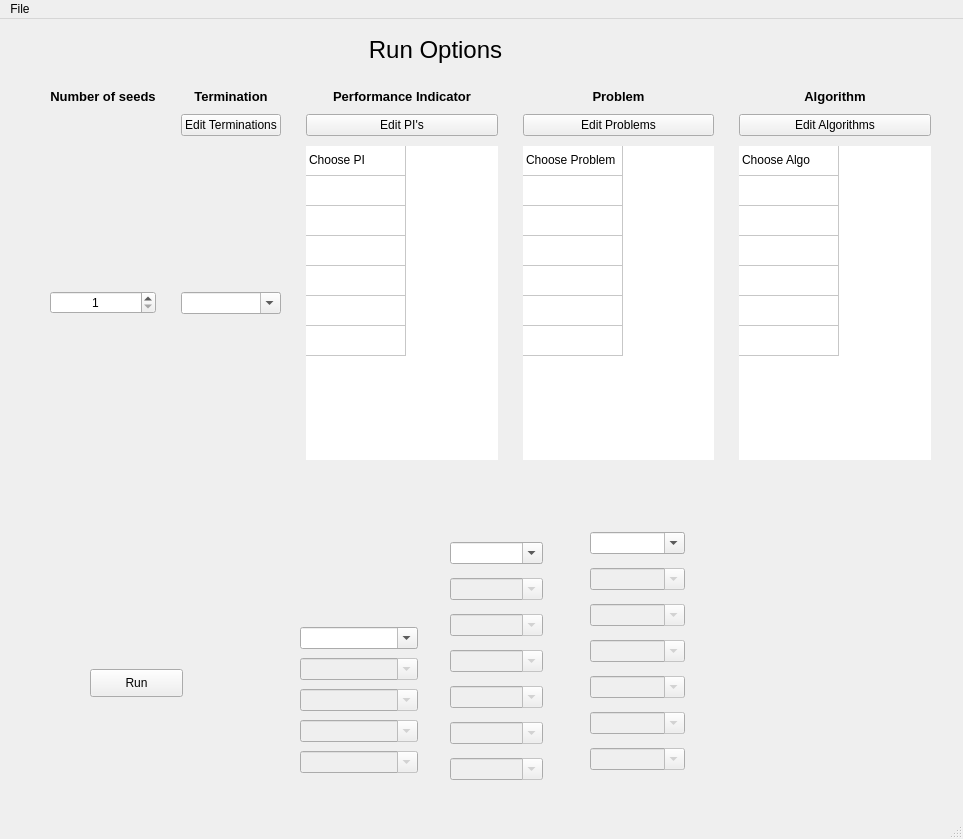
tomaslibanomonteiro/Thesis-code, file frontend/designer_main.ui: the form before one commit.
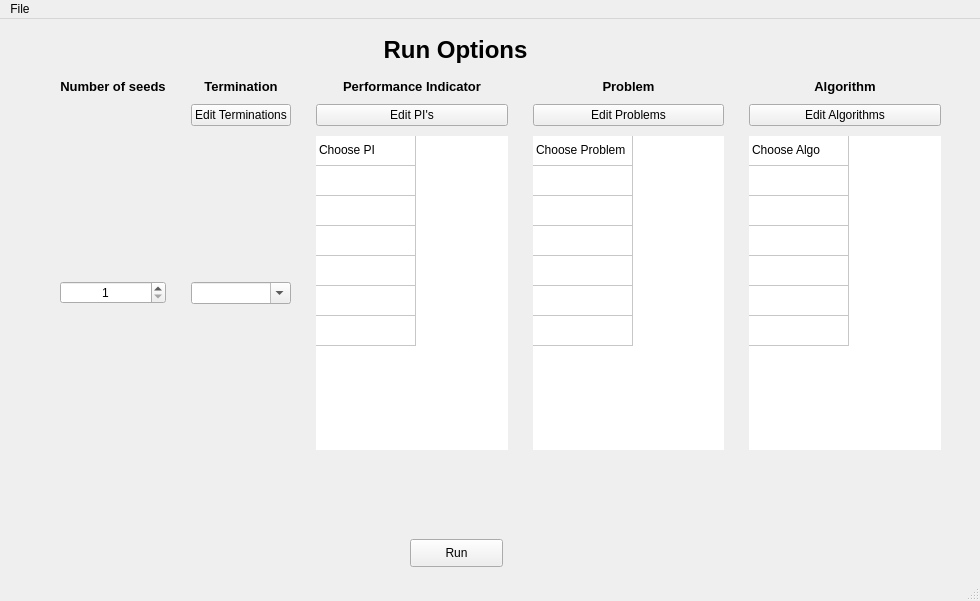
The form after the commit.

Commit message: edit windows open

Patch:
```diff
--- a/frontend/designer_main.ui
+++ b/frontend/designer_main.ui
@@ -6,8 +6,8 @@
    <rect>
     <x>0</x>
     <y>0</y>
-    <width>963</width>
-    <height>839</height>
+    <width>980</width>
+    <height>601</height>
    </rect>
   </property>
   <property name="windowTitle">
@@ -20,18 +20,26 @@
    <bool>false</bool>
   </property>
   <widget class="QWidget" name="centralwidget">
+   <property name="layoutDirection">
+    <enum>Qt::LeftToRight</enum>
+   </property>
+   <property name="autoFillBackground">
+    <bool>true</bool>
+   </property>
    <widget class="QLabel" name="label_6">
     <property name="geometry">
      <rect>
       <x>350</x>
       <y>10</y>
-      <width>171</width>
+      <width>211</width>
       <height>41</height>
      </rect>
     </property>
     <property name="font">
      <font>
       <pointsize>18</pointsize>
+      <weight>75</weight>
+      <bold>true</bold>
      </font>
     </property>
     <property name="text">
@@ -50,8 +58,8 @@
    <widget class="QPushButton" name="PushButton_Run">
     <property name="geometry">
      <rect>
-      <x>90</x>
-      <y>650</y>
+      <x>410</x>
+      <y>520</y>
       <width>93</width>
       <height>28</height>
      </rect>
@@ -63,13 +71,16 @@
    <widget class="QWidget" name="gridLayoutWidget">
     <property name="geometry">
      <rect>
-      <x>50</x>
-      <y>70</y>
+      <x>60</x>
+      <y>60</y>
       <width>881</width>
       <height>371</height>
      </rect>
     </property>
-    <layout class="QGridLayout" name="gridLayout" rowstretch="0,0,0,0">
+    <layout class="QGridLayout" name="gridLayout" rowstretch="0,0,0">
+     <property name="sizeConstraint">
+      <enum>QLayout::SetMinimumSize</enum>
+     </property>
      <property name="leftMargin">
       <number>0</number>
      </property>
@@ -102,26 +113,6 @@
        </property>
       </widget>
      </item>
-     <item row="0" column="2">
-      <widget class="QLabel" name="label_5">
-       <property name="font">
-        <font>
-         <pointsize>10</pointsize>
-         <weight>75</weight>
-         <bold>true</bold>
-        </font>
-       </property>
-       <property name="text">
-        <string>Performance Indicator</string>
-       </property>
-       <property name="alignment">
-        <set>Qt::AlignCenter</set>
-       </property>
-       <property name="wordWrap">
-        <bool>true</bool>
-       </property>
-      </widget>
-     </item>
      <item row="1" column="2">
       <widget class="QPushButton" name="pushButton_edit_pi">
        <property name="text">
@@ -179,20 +170,6 @@
        </property>
       </widget>
      </item>
-     <item row="1" column="1">
-      <widget class="QPushButton" name="pushButton_edit_term">
-       <property name="text">
-        <string>Edit Terminations</string>
-       </property>
-      </widget>
-     </item>
-     <item row="1" column="3">
-      <widget class="QPushButton" name="pushButton_edit_prob">
-       <property name="text">
-        <string>Edit Problems</string>
-       </property>
-      </widget>
-     </item>
      <item row="1" column="4">
       <widget class="QPushButton" name="pushButton_edit_algo">
        <property name="text">
@@ -200,34 +177,6 @@
        </property>
       </widget>
      </item>
-     <item row="2" column="1">
-      <widget class="QComboBox" name="comboBox_term">
-       <property name="editable">
-        <bool>true</bool>
-       </property>
-       <property name="currentText">
-        <string>choose </string>
-       </property>
-       <property name="currentIndex">
-        <number>-1</number>
-       </property>
-       <item>
-        <property name="text">
-         <string>ola</string>
-        </property>
-       </item>
-       <item>
-        <property name="text">
-         <string>ola2</string>
-        </property>
-       </item>
-       <item>
-        <property name="text">
-         <string>ola3</string>
-        </property>
-       </item>
-      </widget>
-     </item>
      <item row="2" column="2">
       <widget class="QTableWidget" name="tableWidget_run_pi">
        <property name="frameShape">
@@ -307,85 +256,48 @@
        </item>
       </widget>
      </item>
-     <item row="2" column="3">
-      <widget class="QTableWidget" name="tableWidget_run_prob">
-       <property name="frameShape">
-        <enum>QFrame::NoFrame</enum>
+     <item row="1" column="1">
+      <widget class="QPushButton" name="pushButton_edit_term">
+       <property name="text">
+        <string>Edit Terminations</string>
        </property>
-       <property name="frameShadow">
-        <enum>QFrame::Plain</enum>
+      </widget>
+     </item>
+     <item row="2" column="1">
+      <widget class="QComboBox" name="comboBox_term">
+       <property name="editable">
+        <bool>true</bool>
        </property>
-       <property name="lineWidth">
-        <number>0</number>
+       <property name="currentText">
+        <string/>
        </property>
-       <property name="midLineWidth">
-        <number>0</number>
+       <property name="currentIndex">
+        <number>-1</number>
        </property>
-       <property name="verticalScrollBarPolicy">
-        <enum>Qt::ScrollBarAlwaysOff</enum>
-       </property>
-       <property name="horizontalScrollBarPolicy">
-        <enum>Qt::ScrollBarAlwaysOff</enum>
-       </property>
-       <property name="sizeAdjustPolicy">
-        <enum>QAbstractScrollArea::AdjustToContents</enum>
-       </property>
-       <property name="wordWrap">
-        <bool>false</bool>
-       </property>
-       <attribute name="horizontalHeaderVisible">
-        <bool>false</bool>
-       </attribute>
-       <attribute name="verticalHeaderVisible">
-        <bool>false</bool>
-       </attribute>
-       <row>
+       <item>
         <property name="text">
-         <string>0</string>
+         <string>ola</string>
         </property>
-       </row>
-       <row>
+       </item>
+       <item>
         <property name="text">
-         <string>1</string>
+         <string>ola2</string>
         </property>
-       </row>
-       <row>
+       </item>
+       <item>
         <property name="text">
-         <string>2</string>
+         <string>ola3</string>
         </property>
-       </row>
-       <row>
-        <property name="text">
-         <string>3</string>
-        </property>
-       </row>
-       <row>
-        <property name="text">
-         <string>4</string>
-        </property>
-       </row>
-       <row>
-        <property name="text">
-         <string>5</string>
-        </property>
-       </row>
-       <row>
-        <property name="text">
-         <string>6</string>
-        </property>
-       </row>
-       <column>
-        <property name="text">
-         <string>0</string>
-        </property>
-       </column>
-       <item row="0" column="0">
-        <property name="text">
-         <string>Choose Problem</string>
-        </property>
        </item>
       </widget>
      </item>
+     <item row="1" column="3">
+      <widget class="QPushButton" name="pushButton_edit_prob">
+       <property name="text">
+        <string>Edit Problems</string>
+       </property>
+      </widget>
+     </item>
      <item row="2" column="4">
       <widget class="QTableWidget" name="tableWidget_run_algo">
        <property name="frameShape">
@@ -485,624 +397,103 @@
        </property>
       </widget>
      </item>
-    </layout>
-   </widget>
-   <widget class="QWidget" name="">
-    <property name="geometry">
-     <rect>
-      <x>300</x>
-      <y>600</y>
-      <width>118</width>
-      <height>162</height>
-     </rect>
-    </property>
-    <layout class="QVBoxLayout" name="verticalLayout_pi">
-     <property name="spacing">
-      <number>1</number>
-     </property>
-     <item>
-      <widget class="QComboBox" name="comboBox_pi1">
-       <property name="editable">
-        <bool>true</bool>
+     <item row="2" column="3">
+      <widget class="QTableWidget" name="tableWidget_run_prob">
+       <property name="frameShape">
+        <enum>QFrame::NoFrame</enum>
        </property>
-       <property name="currentText">
-        <string>choose </string>
+       <property name="frameShadow">
+        <enum>QFrame::Plain</enum>
        </property>
-       <property name="currentIndex">
-        <number>-1</number>
+       <property name="lineWidth">
+        <number>0</number>
        </property>
-       <item>
-        <property name="text">
-         <string>ola</string>
-        </property>
-       </item>
-       <item>
-        <property name="text">
-         <string>ola2</string>
-        </property>
-       </item>
-       <item>
-        <property name="text">
-         <string>ola3</string>
-        </property>
-       </item>
-      </widget>
-     </item>
-     <item>
-      <widget class="QComboBox" name="comboBox_pi2">
-       <property name="enabled">
-        <bool>false</bool>
+       <property name="midLineWidth">
+        <number>0</number>
        </property>
-       <property name="editable">
-        <bool>true</bool>
+       <property name="verticalScrollBarPolicy">
+        <enum>Qt::ScrollBarAlwaysOff</enum>
        </property>
-       <property name="currentText">
-        <string/>
+       <property name="horizontalScrollBarPolicy">
+        <enum>Qt::ScrollBarAlwaysOff</enum>
        </property>
-       <property name="currentIndex">
-        <number>-1</number>
+       <property name="sizeAdjustPolicy">
+        <enum>QAbstractScrollArea::AdjustToContents</enum>
        </property>
-       <item>
-        <property name="text">
-         <string>ola</string>
-        </property>
-       </item>
-       <item>
-        <property name="text">
-         <string>ola2</string>
-        </property>
-       </item>
-       <item>
-        <property name="text">
-         <string>ola3</string>
-        </property>
-       </item>
-      </widget>
-     </item>
-     <item>
-      <widget class="QComboBox" name="comboBox_pi3">
-       <property name="enabled">
+       <property name="wordWrap">
         <bool>false</bool>
        </property>
-       <property name="editable">
-        <bool>true</bool>
-       </property>
-       <property name="currentText">
-        <string/>
-       </property>
-       <property name="currentIndex">
-        <number>-1</number>
-       </property>
-       <item>
-        <property name="text">
-         <string>ola</string>
-        </property>
-       </item>
-       <item>
-        <property name="text">
-         <string>ola2</string>
-        </property>
-       </item>
-       <item>
-        <property name="text">
-         <string>ola3</string>
-        </property>
-       </item>
-      </widget>
-     </item>
-     <item>
-      <widget class="QComboBox" name="comboBox_pi4">
-       <property name="enabled">
+       <attribute name="horizontalHeaderVisible">
         <bool>false</bool>
-       </property>
-       <property name="editable">
-        <bool>true</bool>
-       </property>
-       <property name="currentText">
-        <string/>
-       </property>
-       <property name="currentIndex">
-        <number>-1</number>
-       </property>
-       <item>
-        <property name="text">
-         <string>ola</string>
-        </property>
-       </item>
-       <item>
-        <property name="text">
-         <string>ola2</string>
-        </property>
-       </item>
-       <item>
-        <property name="text">
-         <string>ola3</string>
-        </property>
-       </item>
-      </widget>
-     </item>
-     <item>
-      <widget class="QComboBox" name="comboBox_pi5">
-       <property name="enabled">
+       </attribute>
+       <attribute name="verticalHeaderVisible">
         <bool>false</bool>
-       </property>
-       <property name="editable">
-        <bool>true</bool>
-       </property>
-       <property name="currentText">
-        <string/>
-       </property>
-       <property name="currentIndex">
-        <number>-1</number>
-       </property>
-       <item>
+       </attribute>
+       <row>
         <property name="text">
-         <string>ola</string>
+         <string>0</string>
         </property>
-       </item>
-       <item>
+       </row>
+       <row>
         <property name="text">
-         <string>ola2</string>
+         <string>1</string>
         </property>
-       </item>
-       <item>
+       </row>
+       <row>
         <property name="text">
-         <string>ola3</string>
+         <string>2</string>
         </property>
-       </item>
-      </widget>
-     </item>
-    </layout>
-   </widget>
-   <widget class="QWidget" name="">
-    <property name="geometry">
-     <rect>
-      <x>450</x>
-      <y>510</y>
-      <width>93</width>
-      <height>269</height>
-     </rect>
-    </property>
-    <layout class="QVBoxLayout" name="verticalLayout_prob">
-     <property name="spacing">
-      <number>1</number>
-     </property>
-     <item>
-      <widget class="QComboBox" name="comboBox_prob1">
-       <property name="editable">
-        <bool>true</bool>
-       </property>
-       <property name="currentText">
-        <string>choose </string>
-       </property>
-       <property name="currentIndex">
-        <number>-1</number>
-       </property>
-       <item>
+       </row>
+       <row>
         <property name="text">
-         <string>ola</string>
+         <string>3</string>
         </property>
-       </item>
-       <item>
+       </row>
+       <row>
         <property name="text">
-         <string>ola2</string>
+         <string>4</string>
         </property>
-       </item>
-       <item>
+       </row>
+       <row>
         <property name="text">
-         <string>ola3</string>
+         <string>5</string>
         </property>
-       </item>
-      </widget>
-     </item>
-     <item>
-      <widget class="QComboBox" name="comboBox_prob2">
-       <property name="enabled">
-        <bool>false</bool>
-       </property>
-       <property name="editable">
-        <bool>true</bool>
-       </property>
-       <property name="currentText">
-        <string/>
-       </property>
-       <property name="currentIndex">
-        <number>-1</number>
-       </property>
-       <item>
+       </row>
+       <row>
         <property name="text">
-         <string>ola</string>
+         <string>6</string>
         </property>
-       </item>
-       <item>
+       </row>
+       <column>
         <property name="text">
-         <string>ola2</string>
+         <string>0</string>
         </property>
-       </item>
-       <item>
+       </column>
+       <item row="0" column="0">
         <property name="text">
-         <string>ola3</string>
+         <string>Choose Problem</string>
         </property>
        </item>
       </widget>
      </item>
-     <item>
-      <widget class="QComboBox" name="comboBox_prob3">
-       <property name="enabled">
-        <bool>false</bool>
+     <item row="0" column="2">
+      <widget class="QLabel" name="label_5">
+       <property name="font">
+        <font>
+         <pointsize>10</pointsize>
+         <weight>75</weight>
+         <bold>true</bold>
+        </font>
        </property>
-       <property name="editable">
-        <bool>true</bool>
+       <property name="text">
+        <string>Performance Indicator</string>
        </property>
-       <property name="currentText">
-        <string/>
+       <property name="alignment">
+        <set>Qt::AlignCenter</set>
        </property>
-       <property name="currentIndex">
-        <number>-1</number>
-       </property>
-       <item>
-        <property name="text">
-         <string>ola</string>
-        </property>
-       </item>
-       <item>
-        <property name="text">
-         <string>ola2</string>
-        </property>
-       </item>
-       <item>
-        <property name="text">
-         <string>ola3</string>
-        </property>
-       </item>
-      </widget>
-     </item>
-     <item>
-      <widget class="QComboBox" name="comboBox_prob4">
-       <property name="enabled">
-        <bool>false</bool>
-       </property>
-       <property name="editable">
+       <property name="wordWrap">
         <bool>true</bool>
        </property>
-       <property name="currentText">
-        <string/>
-       </property>
-       <property name="currentIndex">
-        <number>-1</number>
-       </property>
-       <item>
-        <property name="text">
-         <string>ola</string>
-        </property>
-       </item>
-       <item>
-        <property name="text">
-         <string>ola2</string>
-        </property>
-       </item>
-       <item>
-        <property name="text">
-         <string>ola3</string>
-        </property>
-       </item>
-      </widget>
-     </item>
-     <item>
-      <widget class="QComboBox" name="comboBox_prob5">
-       <property name="enabled">
-        <bool>false</bool>
-       </property>
-       <property name="editable">
-        <bool>true</bool>
-       </property>
-       <property name="currentText">
-        <string/>
-       </property>
-       <property name="currentIndex">
-        <number>-1</number>
-       </property>
-       <item>
-        <property name="text">
-         <string>ola</string>
-        </property>
-       </item>
-       <item>
-        <property name="text">
-         <string>ola2</string>
-        </property>
-       </item>
-       <item>
-        <property name="text">
-         <string>ola3</string>
-        </property>
-       </item>
-      </widget>
-     </item>
-     <item>
-      <widget class="QComboBox" name="comboBox_prob6">
-       <property name="enabled">
-        <bool>false</bool>
-       </property>
-       <property name="editable">
-        <bool>true</bool>
-       </property>
-       <property name="currentText">
-        <string/>
-       </property>
-       <property name="currentIndex">
-        <number>-1</number>
-       </property>
-       <item>
-        <property name="text">
-         <string>ola</string>
-        </property>
-       </item>
-       <item>
-        <property name="text">
-         <string>ola2</string>
-        </property>
-       </item>
-       <item>
-        <property name="text">
-         <string>ola3</string>
-        </property>
-       </item>
-      </widget>
-     </item>
-     <item>
-      <widget class="QComboBox" name="comboBox_prob7">
-       <property name="enabled">
-        <bool>false</bool>
-       </property>
-       <property name="editable">
-        <bool>true</bool>
-       </property>
-       <property name="currentText">
-        <string/>
-       </property>
-       <property name="currentIndex">
-        <number>-1</number>
-       </property>
-       <item>
-        <property name="text">
-         <string>ola</string>
-        </property>
-       </item>
-       <item>
-        <property name="text">
-         <string>ola2</string>
-        </property>
-       </item>
-       <item>
-        <property name="text">
-         <string>ola3</string>
-        </property>
-       </item>
-      </widget>
-     </item>
-    </layout>
-   </widget>
-   <widget class="QWidget" name="">
-    <property name="geometry">
-     <rect>
-      <x>590</x>
-      <y>500</y>
-      <width>95</width>
-      <height>269</height>
-     </rect>
-    </property>
-    <layout class="QVBoxLayout" name="verticalLayout_algo">
-     <property name="spacing">
-      <number>1</number>
-     </property>
-     <item>
-      <widget class="QComboBox" name="comboBox_algo1">
-       <property name="editable">
-        <bool>true</bool>
-       </property>
-       <property name="currentText">
-        <string>choose </string>
-       </property>
-       <property name="currentIndex">
-        <number>-1</number>
-       </property>
-       <item>
-        <property name="text">
-         <string>ola</string>
-        </property>
-       </item>
-       <item>
-        <property name="text">
-         <string>ola2</string>
-        </property>
-       </item>
-       <item>
-        <property name="text">
-         <string>ola3</string>
-        </property>
-       </item>
-      </widget>
-     </item>
-     <item>
-      <widget class="QComboBox" name="comboBox_algo2">
-       <property name="enabled">
-        <bool>false</bool>
-       </property>
-       <property name="editable">
-        <bool>true</bool>
-       </property>
-       <property name="currentText">
-        <string/>
-       </property>
-       <property name="currentIndex">
-        <number>-1</number>
-       </property>
-       <item>
-        <property name="text">
-         <string>test1</string>
-        </property>
-       </item>
-       <item>
-        <property name="text">
-         <string>test2</string>
-        </property>
-       </item>
-      </widget>
-     </item>
-     <item>
-      <widget class="QComboBox" name="comboBox_algo3">
-       <property name="enabled">
-        <bool>false</bool>
-       </property>
-       <property name="editable">
-        <bool>true</bool>
-       </property>
-       <property name="currentText">
-        <string/>
-       </property>
-       <property name="currentIndex">
-        <number>-1</number>
-       </property>
-       <item>
-        <property name="text">
-         <string>ola</string>
-        </property>
-       </item>
-       <item>
-        <property name="text">
-         <string>ola2</string>
-        </property>
-       </item>
-       <item>
-        <property name="text">
-         <string>ola3</string>
-        </property>
-       </item>
-      </widget>
-     </item>
-     <item>
-      <widget class="QComboBox" name="comboBox_algo5">
-       <property name="enabled">
-        <bool>false</bool>
-       </property>
-       <property name="editable">
-        <bool>true</bool>
-       </property>
-       <property name="currentText">
-        <string/>
-       </property>
-       <property name="currentIndex">
-        <number>-1</number>
-       </property>
-       <item>
-        <property name="text">
-         <string>ola</string>
-        </property>
-       </item>
-       <item>
-        <property name="text">
-         <string>ola2</string>
-        </property>
-       </item>
-       <item>
-        <property name="text">
-         <string>ola3</string>
-        </property>
-       </item>
-      </widget>
-     </item>
-     <item>
-      <widget class="QComboBox" name="comboBox_algo4">
-       <property name="enabled">
-        <bool>false</bool>
-       </property>
-       <property name="editable">
-        <bool>true</bool>
-       </property>
-       <property name="currentText">
-        <string/>
-       </property>
-       <property name="currentIndex">
-        <number>-1</number>
-       </property>
-       <item>
-        <property name="text">
-         <string>ola</string>
-        </property>
-       </item>
-       <item>
-        <property name="text">
-         <string>ola2</string>
-        </property>
-       </item>
-       <item>
-        <property name="text">
-         <string>ola3</string>
-        </property>
-       </item>
-      </widget>
-     </item>
-     <item>
-      <widget class="QComboBox" name="comboBox_algo6">
-       <property name="enabled">
-        <bool>false</bool>
-       </property>
-       <property name="editable">
-        <bool>true</bool>
-       </property>
-       <property name="currentText">
-        <string/>
-       </property>
-       <property name="currentIndex">
-        <number>-1</number>
-       </property>
-       <item>
-        <property name="text">
-         <string>ola</string>
-        </property>
-       </item>
-       <item>
-        <property name="text">
-         <string>ola2</string>
-        </property>
-       </item>
-       <item>
-        <property name="text">
-         <string>ola3</string>
-        </property>
-       </item>
-      </widget>
-     </item>
-     <item>
-      <widget class="QComboBox" name="comboBox_algo7">
-       <property name="enabled">
-        <bool>false</bool>
-       </property>
-       <property name="editable">
-        <bool>true</bool>
-       </property>
-       <property name="currentText">
-        <string/>
-       </property>
-       <property name="currentIndex">
-        <number>-1</number>
-       </property>
-       <item>
-        <property name="text">
-         <string>ola</string>
-        </property>
-       </item>
-       <item>
-        <property name="text">
-         <string>ola2</string>
-        </property>
-       </item>
-       <item>
-        <property name="text">
-         <string>ola3</string>
-        </property>
-       </item>
       </widget>
      </item>
     </layout>
@@ -1113,8 +504,8 @@
     <rect>
      <x>0</x>
      <y>0</y>
-     <width>963</width>
-     <height>26</height>
+     <width>980</width>
+     <height>21</height>
     </rect>
    </property>
    <widget class="QMenu" name="menuFile">
```
Left out of the diff: 12 changed lines with no effect on the pictures. The commit also changes 3 other files.
